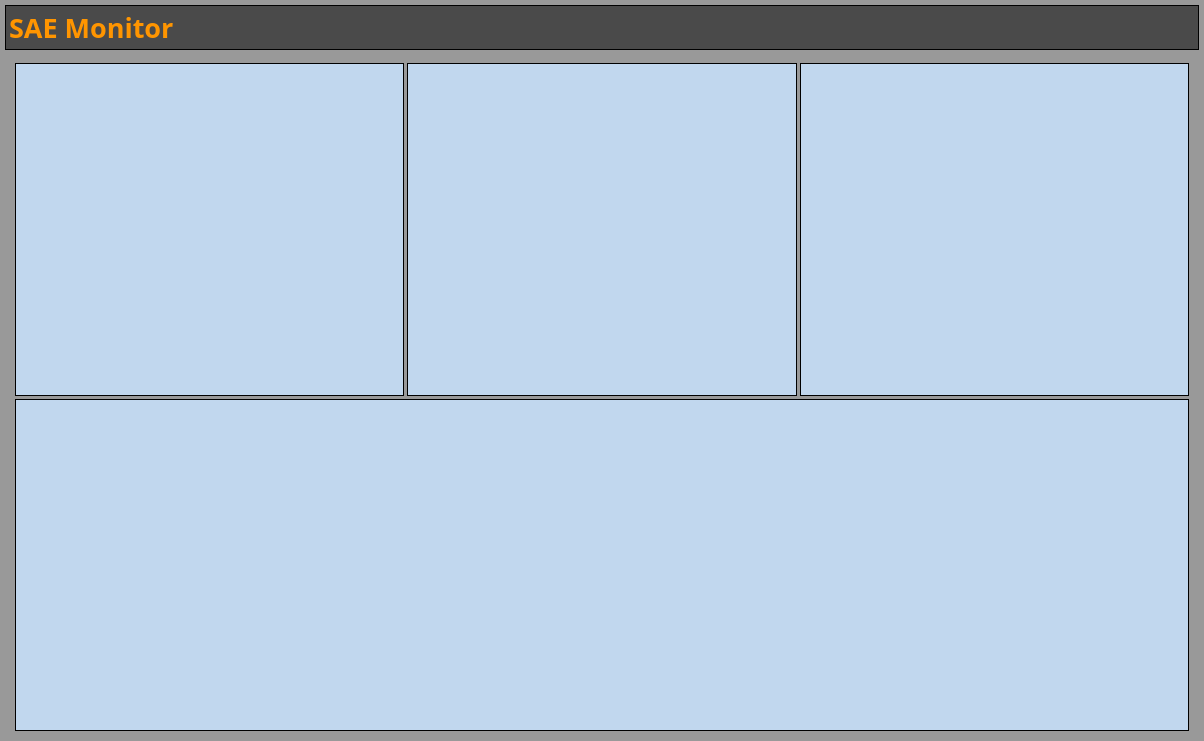
Qt form designer/monitor.ui (Kammann123/sae_fend) before a commit.
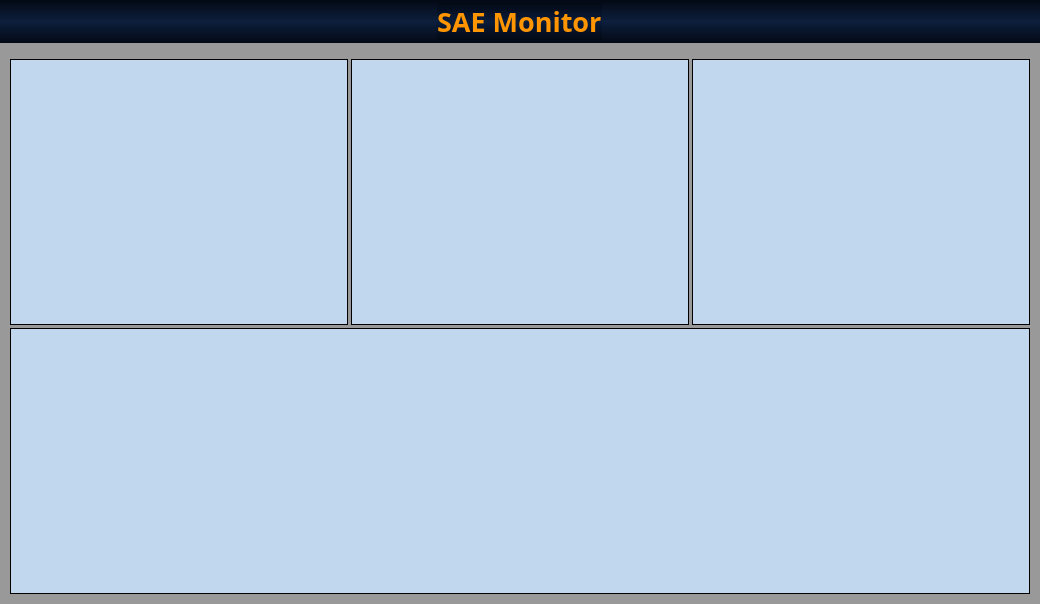
The same form after that commit. Custom widgets are drawn as their Qt base class.

Commit message: VoicePanel style changed...

```diff
--- a/designer/monitor.ui
+++ b/designer/monitor.ui
@@ -6,8 +6,8 @@
    <rect>
     <x>0</x>
     <y>0</y>
-    <width>1204</width>
-    <height>741</height>
+    <width>1040</width>
+    <height>604</height>
    </rect>
   </property>
   <property name="sizePolicy">
@@ -26,20 +26,25 @@
    <string>Form</string>
   </property>
   <property name="styleSheet">
-   <string notr="true">background-color: rgb(153, 153, 153);</string>
+   <string notr="true">QWidget {
+	background-color: rgb(153, 153, 153);
+	margin: 0px;
+	padding: 0px;
+	contentMargins: 0px;
+}</string>
   </property>
   <layout class="QVBoxLayout" name="verticalLayout">
    <property name="spacing">
     <number>3</number>
    </property>
    <property name="leftMargin">
-    <number>5</number>
+    <number>0</number>
    </property>
    <property name="topMargin">
-    <number>5</number>
+    <number>0</number>
    </property>
    <property name="rightMargin">
-    <number>5</number>
+    <number>0</number>
    </property>
    <property name="bottomMargin">
     <number>0</number>
@@ -53,10 +58,10 @@
       </sizepolicy>
      </property>
      <property name="styleSheet">
-      <string notr="true">background-color: rgb(74, 74, 74);</string>
+      <string notr="true">background-color: qlineargradient(spread:pad, x1:0, y1:0, x2:0, y2:1, stop:0 rgba(3, 9, 20, 255), stop:0.498721 rgba(9, 28, 59, 249), stop:1 rgba(3, 9, 20, 255));</string>
      </property>
      <property name="frameShape">
-      <enum>QFrame::Panel</enum>
+      <enum>QFrame::NoFrame</enum>
      </property>
      <layout class="QHBoxLayout" name="horizontalLayout">
       <property name="leftMargin">
@@ -96,7 +101,24 @@
         </property>
        </widget>
       </item>
-      <item alignment="Qt::AlignRight">
+     </layout>
+    </widget>
+   </item>
+   <item>
+    <layout class="QVBoxLayout" name="verticalLayout_8">
+     <property name="leftMargin">
+      <number>10</number>
+     </property>
+     <property name="topMargin">
+      <number>10</number>
+     </property>
+     <property name="rightMargin">
+      <number>10</number>
+     </property>
+     <property name="bottomMargin">
+      <number>10</number>
+     </property>
+     <item>
        <widget class="VoicePanel" name="voice_panel">
         <property name="sizePolicy">
          <sizepolicy hsizetype="Fixed" vsizetype="Fixed">
@@ -124,23 +146,6 @@
         </property>
        </widget>
       </item>
-     </layout>
-    </widget>
-   </item>
-   <item>
-    <layout class="QVBoxLayout" name="verticalLayout_8">
-     <property name="leftMargin">
-      <number>10</number>
-     </property>
-     <property name="topMargin">
-      <number>10</number>
-     </property>
-     <property name="rightMargin">
-      <number>10</number>
-     </property>
-     <property name="bottomMargin">
-      <number>10</number>
-     </property>
      <item>
       <layout class="QHBoxLayout" name="horizontalLayout_2">
        <item>
```
Lines whose indentation alone changed are shown as unchanged. The commit also changes 23 other files.
